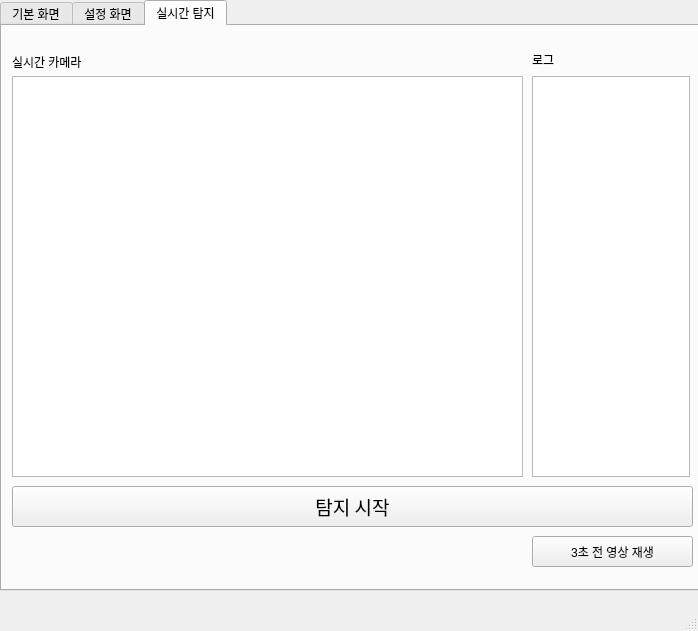
Before: the Qt Designer form LHE/gui_PyQt/Video.ui in KDT-project-MNVISION-Enterprise/MNVISION, drawn with Qt 5.
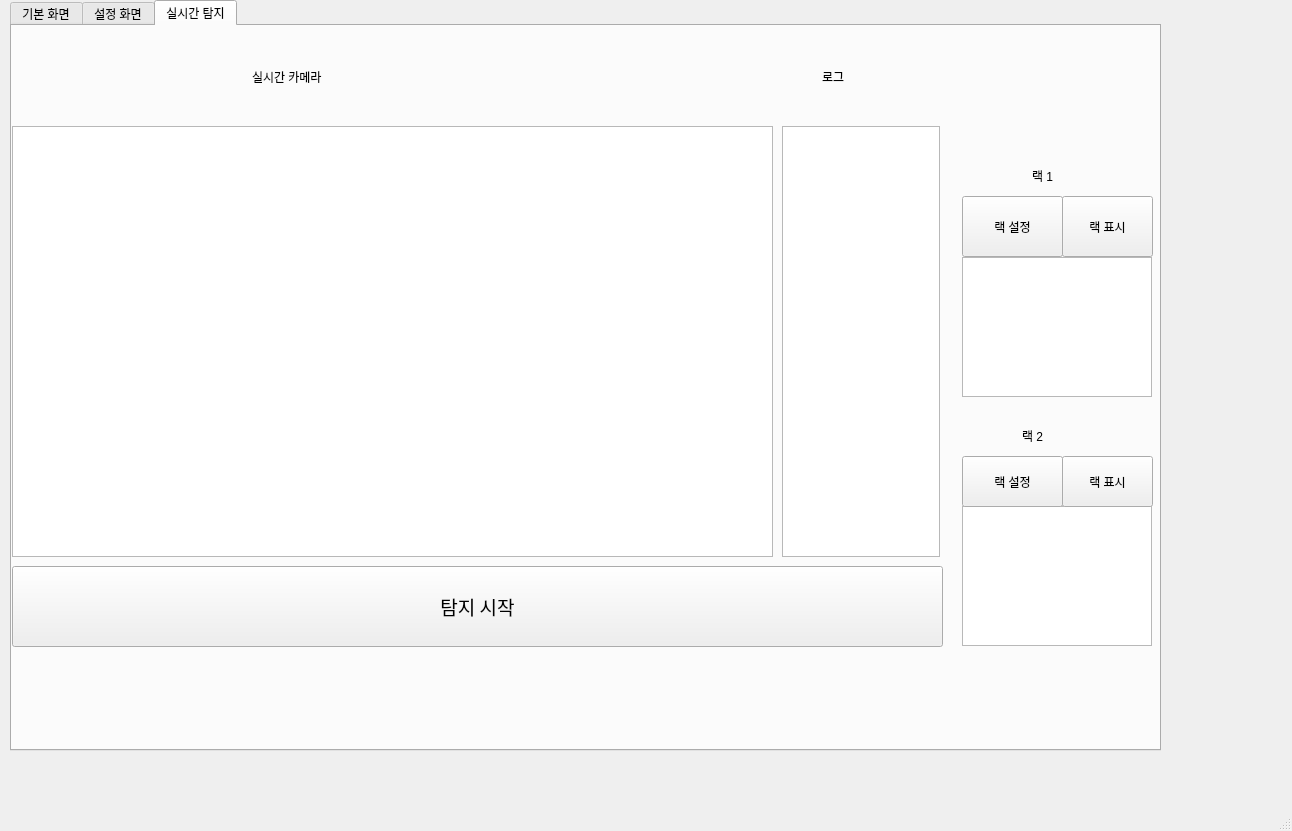
After: the same form once the commit is applied. The open tabs and pages were chosen to show the change.

Diff of the .ui file:
```diff
--- a/LHE/gui_PyQt/Video.ui
+++ b/LHE/gui_PyQt/Video.ui
@@ -6,8 +6,8 @@
    <rect>
     <x>0</x>
     <y>0</y>
-    <width>698</width>
-    <height>631</height>
+    <width>1292</width>
+    <height>831</height>
    </rect>
   </property>
   <property name="windowTitle">
@@ -15,12 +15,15 @@
   </property>
   <widget class="QWidget" name="centralwidget">
    <widget class="QTabWidget" name="on_air_detection">
+    <property name="enabled">
+     <bool>true</bool>
+    </property>
     <property name="geometry">
      <rect>
-      <x>0</x>
+      <x>10</x>
       <y>0</y>
-      <width>701</width>
-      <height>591</height>
+      <width>1151</width>
+      <height>751</height>
      </rect>
     </property>
     <property name="currentIndex">
@@ -189,13 +192,6 @@
         </rect>
        </property>
        <layout class="QGridLayout" name="gridLayout_2">
-        <item row="0" column="0">
-         <widget class="QLabel" name="label">
-          <property name="text">
-           <string>로그 기록</string>
-          </property>
-         </widget>
-        </item>
         <item row="0" column="1">
          <widget class="QCheckBox" name="checkBox1">
           <property name="text">
@@ -376,10 +372,10 @@
      <widget class="QPushButton" name="btn_start_detection">
       <property name="geometry">
        <rect>
-        <x>10</x>
-        <y>460</y>
-        <width>681</width>
-        <height>41</height>
+        <x>0</x>
+        <y>540</y>
+        <width>931</width>
+        <height>81</height>
        </rect>
       </property>
       <property name="font">
@@ -395,10 +391,10 @@
      <widget class="QLabel" name="Log_2">
       <property name="geometry">
        <rect>
-        <x>530</x>
-        <y>23</y>
-        <width>158</width>
-        <height>21</height>
+        <x>810</x>
+        <y>20</y>
+        <width>81</width>
+        <height>61</height>
        </rect>
       </property>
       <property name="text">
@@ -408,30 +404,30 @@
      <widget class="QListWidget" name="Log_text_2">
       <property name="geometry">
        <rect>
-        <x>530</x>
-        <y>50</y>
+        <x>770</x>
+        <y>100</y>
         <width>158</width>
-        <height>401</height>
+        <height>431</height>
        </rect>
       </property>
      </widget>
      <widget class="QGraphicsView" name="on_air_camera">
       <property name="geometry">
        <rect>
-        <x>10</x>
-        <y>50</y>
-        <width>511</width>
-        <height>401</height>
+        <x>0</x>
+        <y>100</y>
+        <width>761</width>
+        <height>431</height>
        </rect>
       </property>
      </widget>
      <widget class="QLabel" name="Log_4">
       <property name="geometry">
        <rect>
-        <x>10</x>
-        <y>20</y>
-        <width>158</width>
-        <height>31</height>
+        <x>240</x>
+        <y>10</y>
+        <width>271</width>
+        <height>81</height>
        </rect>
       </property>
       <property name="text">
@@ -441,14 +437,99 @@
      <widget class="QPushButton" name="btn_play_3sec">
       <property name="geometry">
        <rect>
-        <x>530</x>
-        <y>510</y>
-        <width>161</width>
-        <height>31</height>
+        <x>950</x>
+        <y>170</y>
+        <width>101</width>
+        <height>61</height>
        </rect>
       </property>
       <property name="text">
-       <string>3초 전 영상 재생</string>
+       <string>랙 설정</string>
+      </property>
+     </widget>
+     <widget class="QTextBrowser" name="rack_text_1">
+      <property name="geometry">
+       <rect>
+        <x>950</x>
+        <y>231</y>
+        <width>190</width>
+        <height>140</height>
+       </rect>
+      </property>
+     </widget>
+     <widget class="QTextBrowser" name="rack_text_2">
+      <property name="geometry">
+       <rect>
+        <x>950</x>
+        <y>480</y>
+        <width>190</width>
+        <height>140</height>
+       </rect>
+      </property>
+     </widget>
+     <widget class="QPushButton" name="rack_btn_2">
+      <property name="geometry">
+       <rect>
+        <x>950</x>
+        <y>430</y>
+        <width>101</width>
+        <height>51</height>
+       </rect>
+      </property>
+      <property name="text">
+       <string>랙 설정</string>
+      </property>
+     </widget>
+     <widget class="QPushButton" name="rack_btn_3">
+      <property name="geometry">
+       <rect>
+        <x>1050</x>
+        <y>170</y>
+        <width>91</width>
+        <height>61</height>
+       </rect>
+      </property>
+      <property name="text">
+       <string>랙 표시</string>
+      </property>
+     </widget>
+     <widget class="QPushButton" name="rack_btn_4">
+      <property name="geometry">
+       <rect>
+        <x>1050</x>
+        <y>430</y>
+        <width>91</width>
+        <height>51</height>
+       </rect>
+      </property>
+      <property name="text">
+       <string>랙 표시</string>
+      </property>
+     </widget>
+     <widget class="QLabel" name="label">
+      <property name="geometry">
+       <rect>
+        <x>1020</x>
+        <y>130</y>
+        <width>70</width>
+        <height>40</height>
+       </rect>
+      </property>
+      <property name="text">
+       <string>랙 1</string>
+      </property>
+     </widget>
+     <widget class="QLabel" name="label_2">
+      <property name="geometry">
+       <rect>
+        <x>1010</x>
+        <y>390</y>
+        <width>70</width>
+        <height>40</height>
+       </rect>
+      </property>
+      <property name="text">
+       <string>랙 2</string>
       </property>
      </widget>
     </widget>
```
Left out of the diff: 121 changed lines with no effect on the pictures.
